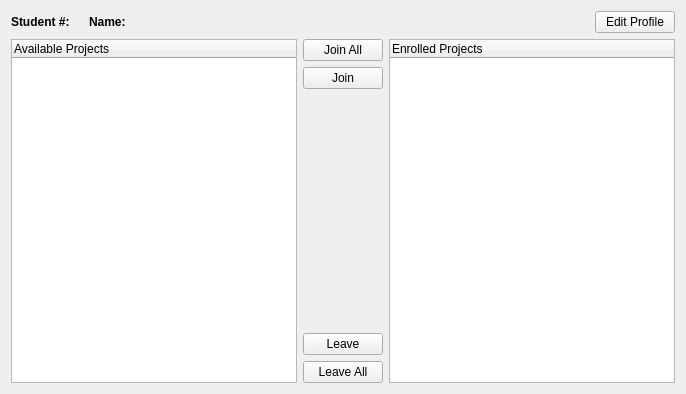
Above: src/ui/studenthomewidget.ui from CaptOkie/code-first-think-later before the change. Below: the same form after it.
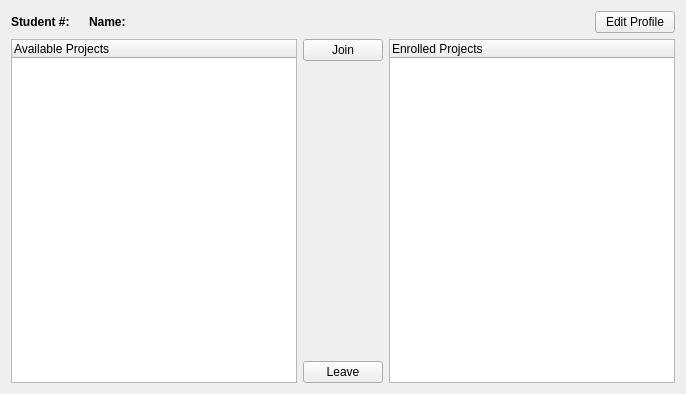
That is the form after the change.

Commit message: Remove join all and leave all

Patch:
```diff
--- a/src/ui/studenthomewidget.ui
+++ b/src/ui/studenthomewidget.ui
@@ -132,13 +132,6 @@
      </item>
      <item>
       <layout class="QVBoxLayout" name="verticalLayout">
-       <item>
-        <widget class="QPushButton" name="joinAllBtn">
-         <property name="text">
-          <string>Join All</string>
-         </property>
-        </widget>
-       </item>
        <item>
         <widget class="QPushButton" name="joinBtn">
          <property name="text">
@@ -166,13 +159,6 @@
          </property>
         </widget>
        </item>
-       <item>
-        <widget class="QPushButton" name="leaveAllBtn">
-         <property name="text">
-          <string>Leave All</string>
-         </property>
-        </widget>
-       </item>
       </layout>
      </item>
      <item>
```
